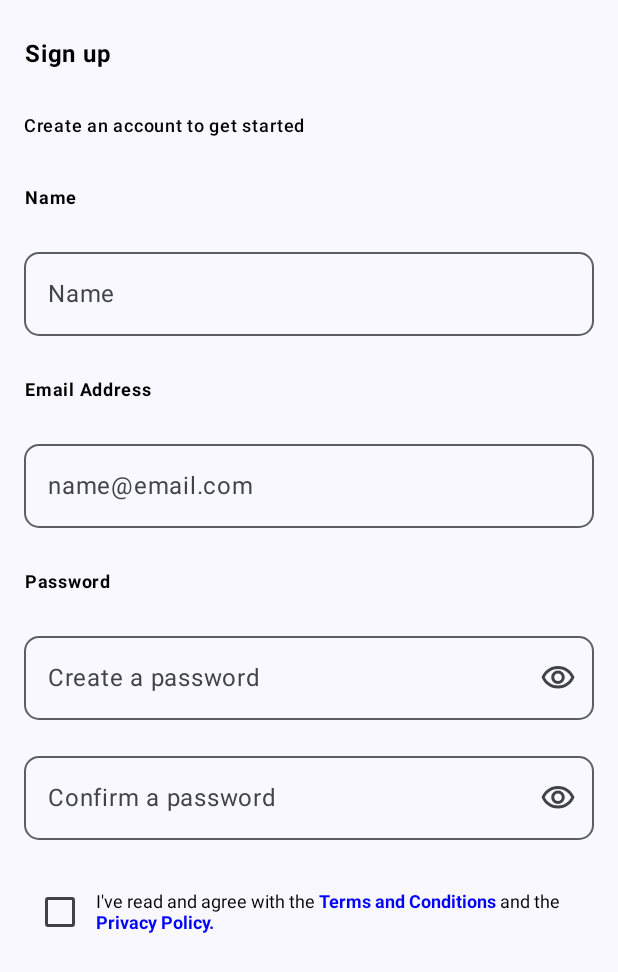
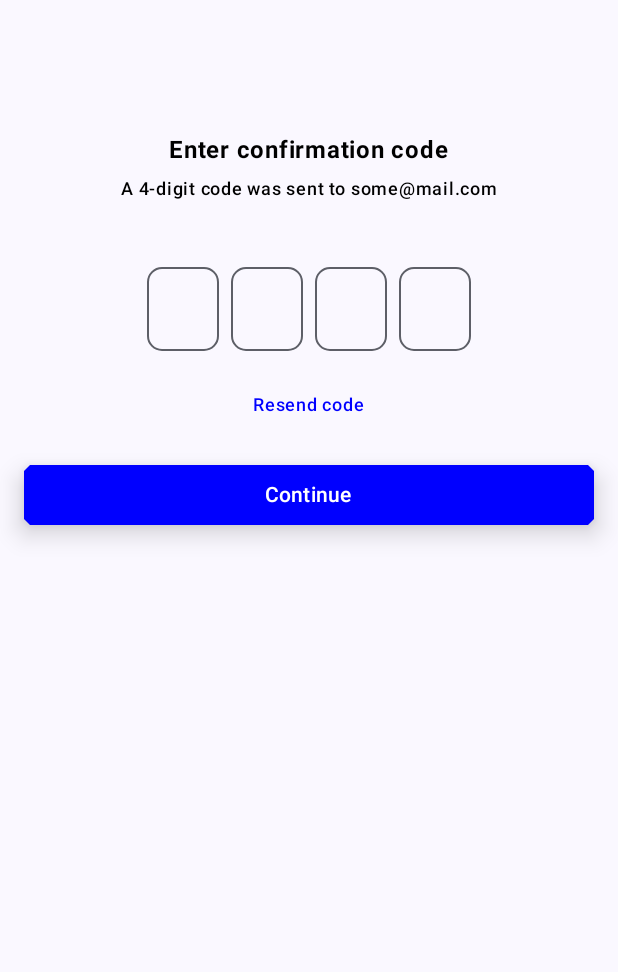
Before and after one commit to igel911/GoodbyeViews, an Android app built with Jetpack Compose: the screen it shows after launch (MainActivity), on a phone screen of 412 x 824 dp. Shown: the top 972 px of the screen. Run offline under Robolectric (Android 15) with nearby library versions, the phone set to English and light mode, and no system bars.

Commit message:
Added the enter code screen

```diff
--- a/app/src/main/java/com/example/goodbyeviews/MainActivity.kt
+++ b/app/src/main/java/com/example/goodbyeviews/MainActivity.kt
@@ -7,9 +7,9 @@ import androidx.compose.foundation.layout.fillMaxSize
 import androidx.compose.material3.MaterialTheme
 import androidx.compose.material3.Surface
 import androidx.compose.ui.Modifier
+import com.example.goodbyeviews.ui.screens.EnterCodeScreen
 import com.example.goodbyeviews.ui.theme.GoodbyeViewsTheme
-import com.example.goodbyeviews.ui.views.MainScreen
-import com.example.goodbyeviews.ui.views.SignUpScreen
+import com.example.goodbyeviews.ui.screens.SignUpScreen
 
 class MainActivity : ComponentActivity() {
     override fun onCreate(savedInstanceState: Bundle?) {
@@ -21,7 +21,8 @@ class MainActivity : ComponentActivity() {
                     color = MaterialTheme.colorScheme.background
                 ) {
                     //MainScreen()
-                    SignUpScreen()
+                    //SignUpScreen()
+                    EnterCodeScreen()
                 }
             }
         }
--- /dev/null
+++ b/app/src/main/java/com/example/goodbyeviews/ui/screens/EnterCodeScreen.kt
@@ -0,0 +1,75 @@
+package com.example.goodbyeviews.ui.screens
+
+import androidx.compose.foundation.layout.Column
+import androidx.compose.foundation.layout.PaddingValues
+import androidx.compose.foundation.layout.fillMaxSize
+import androidx.compose.foundation.layout.fillMaxWidth
+import androidx.compose.foundation.layout.padding
+import androidx.compose.foundation.rememberScrollState
+import androidx.compose.foundation.verticalScroll
+import androidx.compose.runtime.Composable
+import androidx.compose.ui.Alignment
+import androidx.compose.ui.Modifier
+import androidx.compose.ui.graphics.Color
+import androidx.compose.ui.res.stringResource
+import androidx.compose.ui.text.font.FontWeight
+import androidx.compose.ui.tooling.preview.Preview
+import androidx.compose.ui.unit.dp
+import com.example.goodbyeviews.R
+import com.example.goodbyeviews.ui.theme.GoodbyeViewsTheme
+import com.example.goodbyeviews.ui.views.ButtonWithTitle
+import com.example.goodbyeviews.ui.views.HorizontalSpacer
+import com.example.goodbyeviews.ui.views.SmsCodeInput
+import com.example.goodbyeviews.ui.views.Title
+
+@Composable
+fun EnterCodeScreen() {
+    Column(
+        modifier = Modifier
+            .fillMaxSize()
+            .verticalScroll(rememberScrollState())
+            .padding(PaddingValues(start = 16.dp, end = 16.dp)),
+        horizontalAlignment = Alignment.CenterHorizontally
+    ) {
+        HorizontalSpacer(spacerHeight = 88)
+
+        Title(
+            textId = R.string.enter_code,
+            fontSize = 16,
+            fontWeight = FontWeight.Bold
+        )
+
+        HorizontalSpacer(spacerHeight = 2)
+
+        Title(
+            text = stringResource(R.string.code_was_sent, "some@mail.com")
+        )
+
+        HorizontalSpacer(spacerHeight = 40)
+
+        SmsCodeInput()
+
+        HorizontalSpacer()
+
+        Title(
+            textId = R.string.resend_code,
+            textColor = Color.Blue
+        )
+
+        HorizontalSpacer()
+
+        ButtonWithTitle(
+            modifier = Modifier.fillMaxWidth(),
+            text = R.string.continue_title,
+            onClick = { }
+        )
+    }
+}
+
+@Preview(showBackground = true)
+@Composable
+fun EnterCodeScreenPreview() {
+    GoodbyeViewsTheme {
+        EnterCodeScreen()
+    }
+}
--- a/app/src/main/java/com/example/goodbyeviews/ui/views/MainScreen.kt
+++ b/app/src/main/java/com/example/goodbyeviews/ui/screens/MainScreen.kt
@@ -1,4 +1,4 @@
-package com.example.goodbyeviews.ui.views
+package com.example.goodbyeviews.ui.screens
 
 import androidx.compose.foundation.layout.Box
 import androidx.compose.foundation.layout.Column
@@ -15,6 +15,7 @@ import androidx.compose.ui.text.style.TextAlign
 import androidx.compose.ui.tooling.preview.Preview
 import androidx.compose.ui.unit.dp
 import com.example.goodbyeviews.ui.theme.GoodbyeViewsTheme
+import com.example.goodbyeviews.ui.views.LoginOptions
 
 @Composable
 fun MainScreen() {
--- a/app/src/main/java/com/example/goodbyeviews/ui/views/OutlinedPasswordInput.kt
+++ b/app/src/main/java/com/example/goodbyeviews/ui/views/OutlinedPasswordInput.kt
@@ -2,6 +2,7 @@ package com.example.goodbyeviews.ui.views
 
 import androidx.annotation.StringRes
 import androidx.compose.foundation.shape.RoundedCornerShape
+import androidx.compose.foundation.text.KeyboardOptions
 import androidx.compose.material.icons.Icons
 import androidx.compose.material.icons.outlined.Visibility
 import androidx.compose.material.icons.outlined.VisibilityOff
@@ -12,6 +13,8 @@ import androidx.compose.runtime.remember
 import androidx.compose.runtime.setValue
 import androidx.compose.ui.Modifier
 import androidx.compose.ui.graphics.Shape
+import androidx.compose.ui.text.input.ImeAction
+import androidx.compose.ui.text.input.KeyboardType
 import androidx.compose.ui.text.input.PasswordVisualTransformation
 import androidx.compose.ui.text.input.VisualTransformation
 import androidx.compose.ui.tooling.preview.Preview
@@ -25,7 +28,13 @@ fun OutlinedPasswordInput(
     value: String,
     onValueChange: (String) -> Unit,
     @StringRes placeholderText: Int = R.string.empty,
-    shape: Shape = RoundedCornerShape(10.dp)
+    shape: Shape = RoundedCornerShape(10.dp),
+    singleLine: Boolean = true,
+    maxLines: Int = 1,
+    keyboardOptions: KeyboardOptions = KeyboardOptions(
+        keyboardType = KeyboardType.Number,
+        imeAction = ImeAction.None
+    )
 ) {
     var showPassword by remember { mutableStateOf(false) }
 
@@ -38,7 +47,10 @@ fun OutlinedPasswordInput(
         icon = getCorrectPasswordImage(showPassword),
         shape = shape,
         contentDescription = getCorrectPasswordDescription(showPassword),
-        onIconClick = { showPassword = !showPassword }
+        onIconClick = { showPassword = !showPassword },
+        singleLine = singleLine,
+        maxLines = maxLines,
+        keyboardOptions = keyboardOptions
     )
 }
 
--- a/app/src/main/java/com/example/goodbyeviews/ui/views/OutlinedTextInput.kt
+++ b/app/src/main/java/com/example/goodbyeviews/ui/views/OutlinedTextInput.kt
@@ -2,9 +2,11 @@ package com.example.goodbyeviews.ui.views
 
 import androidx.annotation.StringRes
 import androidx.compose.foundation.shape.RoundedCornerShape
+import androidx.compose.foundation.text.KeyboardOptions
 import androidx.compose.material3.ExperimentalMaterial3Api
 import androidx.compose.material3.Icon
 import androidx.compose.material3.IconButton
+import androidx.compose.material3.LocalTextStyle
 import androidx.compose.material3.OutlinedTextField
 import androidx.compose.material3.Text
 import androidx.compose.runtime.Composable
@@ -12,7 +14,11 @@ import androidx.compose.ui.Modifier
 import androidx.compose.ui.graphics.Shape
 import androidx.compose.ui.graphics.vector.ImageVector
 import androidx.compose.ui.res.stringResource
+import androidx.compose.ui.text.TextStyle
+import androidx.compose.ui.text.input.ImeAction
+import androidx.compose.ui.text.input.KeyboardType
 import androidx.compose.ui.text.input.VisualTransformation
+import androidx.compose.ui.text.style.TextAlign
 import androidx.compose.ui.tooling.preview.Preview
 import androidx.compose.ui.unit.dp
 import com.example.goodbyeviews.R
@@ -29,7 +35,14 @@ fun OutlinedTextInput(
     visualTransformation: VisualTransformation = VisualTransformation.None,
     icon: ImageVector? = null,
     onIconClick: () -> Unit = {},
-    @StringRes contentDescription: Int = R.string.empty
+    @StringRes contentDescription: Int = R.string.empty,
+    singleLine: Boolean = true,
+    maxLines: Int = 1,
+    keyboardOptions: KeyboardOptions = KeyboardOptions(
+        keyboardType = KeyboardType.Number,
+        imeAction = ImeAction.None
+    ),
+    textStyle: TextStyle = TextStyle(textAlign = TextAlign.Start)
 ) {
     OutlinedTextField(
         modifier = modifier,
@@ -47,7 +60,11 @@ fun OutlinedTextInput(
                     )
                 }
             }
-        }
+        },
+        singleLine = singleLine,
+        maxLines = maxLines,
+        keyboardOptions = keyboardOptions,
+        textStyle = textStyle
     )
 }
 
--- /dev/null
+++ b/app/src/main/java/com/example/goodbyeviews/ui/views/SmsCodeInput.kt
@@ -0,0 +1,83 @@
+package com.example.goodbyeviews.ui.views
+
+import androidx.compose.foundation.layout.Arrangement
+import androidx.compose.foundation.layout.Box
+import androidx.compose.foundation.layout.Row
+import androidx.compose.foundation.layout.fillMaxWidth
+import androidx.compose.foundation.layout.requiredWidth
+import androidx.compose.foundation.layout.width
+import androidx.compose.foundation.text.KeyboardOptions
+import androidx.compose.runtime.Composable
+import androidx.compose.runtime.getValue
+import androidx.compose.runtime.mutableStateOf
+import androidx.compose.runtime.remember
+import androidx.compose.runtime.setValue
+import androidx.compose.ui.Alignment
+import androidx.compose.ui.Modifier
+import androidx.compose.ui.text.TextStyle
+import androidx.compose.ui.text.input.ImeAction
+import androidx.compose.ui.text.input.KeyboardType
+import androidx.compose.ui.text.style.TextAlign
+import androidx.compose.ui.tooling.preview.Preview
+import androidx.compose.ui.unit.dp
+import com.example.goodbyeviews.ui.theme.GoodbyeViewsTheme
+
+@Composable
+fun SmsCodeInput() {
+    var valueFirst by remember { mutableStateOf("") }
+    var valueSecond by remember { mutableStateOf("") }
+    var valueThird by remember { mutableStateOf("") }
+    var valueFourth by remember { mutableStateOf("") }
+    Box(modifier = Modifier.fillMaxWidth()) {
+        Row(
+            modifier = Modifier.align(Alignment.Center),
+            horizontalArrangement = Arrangement.spacedBy(8.dp),
+        ) {
+            val keyboardOptions = KeyboardOptions(
+                keyboardType = KeyboardType.Number,
+                imeAction = ImeAction.Next
+            )
+            OutlinedTextInput(
+                modifier = Modifier.requiredWidth(48.dp),
+                value = valueFirst,
+                onValueChange = { value ->
+                    valueFirst = value
+                    if (value.length == 1) {
+                        //onNextAction()
+                    }
+                },
+                keyboardOptions = keyboardOptions,
+                textStyle = TextStyle(textAlign = TextAlign.Center)
+            )
+
+            OutlinedTextInput(
+                modifier = Modifier.requiredWidth(48.dp),
+                value = valueSecond,
+                onValueChange = { value -> valueSecond = value },
+                keyboardOptions = keyboardOptions
+            )
+
+            OutlinedTextInput(
+                modifier = Modifier.requiredWidth(48.dp),
+                value = valueThird,
+                onValueChange = { value -> valueThird = value },
+                keyboardOptions = keyboardOptions
+            )
+
+            OutlinedTextInput(
+                modifier = Modifier.requiredWidth(48.dp),
+                value = valueFourth,
+                onValueChange = { value -> valueFourth = value },
+                keyboardOptions = keyboardOptions.copy(imeAction = ImeAction.Done)
+            )
+        }
+    }
+}
+
+@Preview(showBackground = true)
+@Composable
+fun SmsCodeInputPreview() {
+    GoodbyeViewsTheme {
+        SmsCodeInput()
+    }
+}
--- a/app/src/main/java/com/example/goodbyeviews/ui/views/Title.kt
+++ b/app/src/main/java/com/example/goodbyeviews/ui/views/Title.kt
@@ -18,8 +18,9 @@ import com.example.goodbyeviews.ui.theme.GoodbyeViewsTheme
 @Composable
 fun Title(
     modifier: Modifier = Modifier,
-    textAlign: TextAlign = TextAlign.Center,
-    @StringRes textId: Int,
+    textAlign: TextAlign = TextAlign.Start,
+    @StringRes textId: Int = R.string.empty,
+    text: String? = null,
     fontSize: Int,
     fontWeight: FontWeight = FontWeight.Medium,
     textColor: Color = Color.Black
@@ -28,6 +29,7 @@ fun Title(
         modifier = modifier,
         textAlign = textAlign,
         textId = textId,
+        text = text,
         fontSize = fontSize.dp,
         fontWeight = fontWeight,
         textColor = textColor
@@ -38,7 +40,8 @@ fun Title(
 fun Title(
     modifier: Modifier = Modifier,
     textAlign: TextAlign = TextAlign.Start,
-    @StringRes textId: Int,
+    @StringRes textId: Int = R.string.empty,
+    text: String? = null,
     fontSize: Dp = 12.dp,
     fontWeight: FontWeight = FontWeight.Medium,
     textColor: Color = Color.Black
@@ -46,12 +49,19 @@ fun Title(
     Text(
         modifier = modifier,
         textAlign = textAlign,
-        text = stringResource(textId),
+        text = getText(textId = textId, text = text),
         fontSize = fontSize.value.sp,
         fontWeight = fontWeight,
         color = textColor
     )
 }
+
+@Composable
+private fun getText(
+    @StringRes textId: Int,
+    text: String?
+): String =
+    if (text.isNullOrBlank()) stringResource(textId) else text
 
 @Preview(showBackground = true)
 @Composable
--- a/app/src/main/res/values/strings.xml
+++ b/app/src/main/res/values/strings.xml
@@ -24,4 +24,8 @@
     <string name="terms_conditions">Terms and Conditions</string>
     <string name="and_the"> and the</string>
     <string name="privacy_policy">Privacy Policy.</string>
+    <string name="enter_code">Enter confirmation code</string>
+    <string name="code_was_sent">A 4-digit code was sent to %s</string>
+    <string name="resend_code">Resend code</string>
+    <string name="continue_title">"Continue"</string>
 </resources>
```
Also changed, not shown: app/src/main/java/com/example/goodbyeviews/ui/screens/SignUpScreen.kt (renamed from app/src/main/java/com/example/goodbyeviews/ui/views/SignUpScreen.kt, +7 -1 lines).
